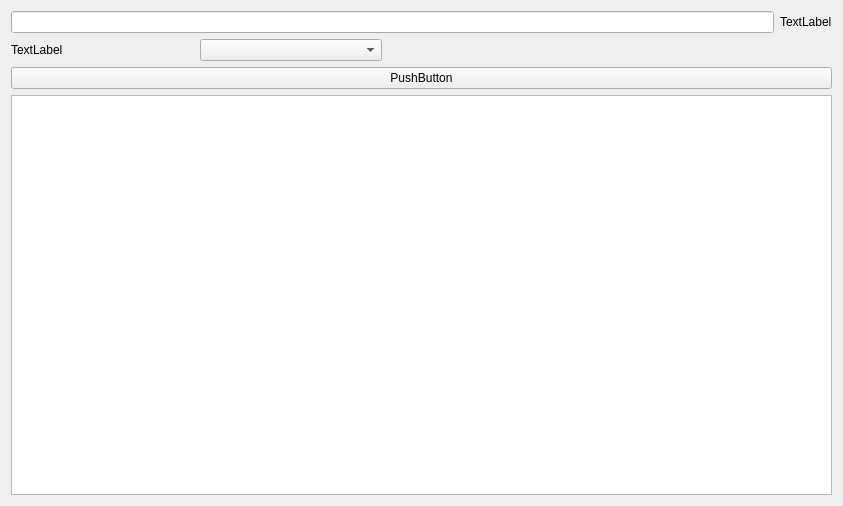
nqthinh2512/oop-8-project, file src/gui/categories/categories_widget.ui: the form before one commit.
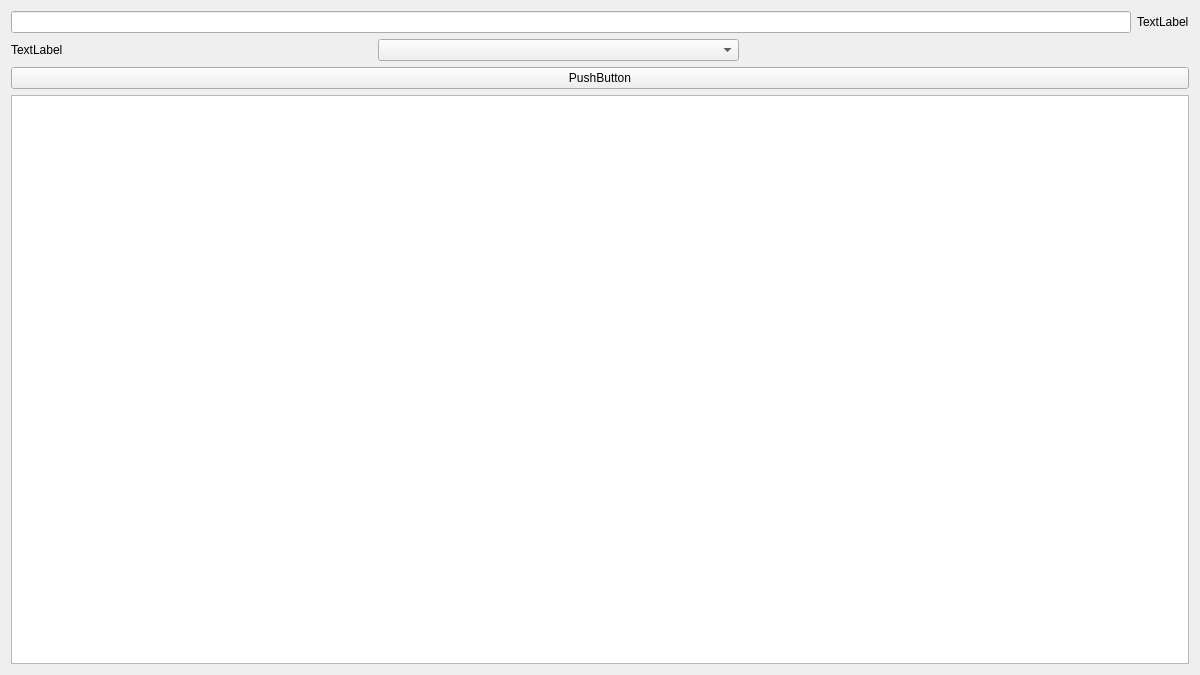
The form after the commit.

Patch:
```diff
--- a/src/gui/categories/categories_widget.ui
+++ b/src/gui/categories/categories_widget.ui
@@ -6,16 +6,10 @@
    <rect>
     <x>0</x>
     <y>0</y>
-    <width>843</width>
-    <height>506</height>
+    <width>1200</width>
+    <height>675</height>
    </rect>
   </property>
-  <property name="maximumSize">
-   <size>
-    <width>1700</width>
-    <height>1000</height>
-   </size>
-  </property>
   <property name="windowTitle">
    <string>Form</string>
   </property>
```
